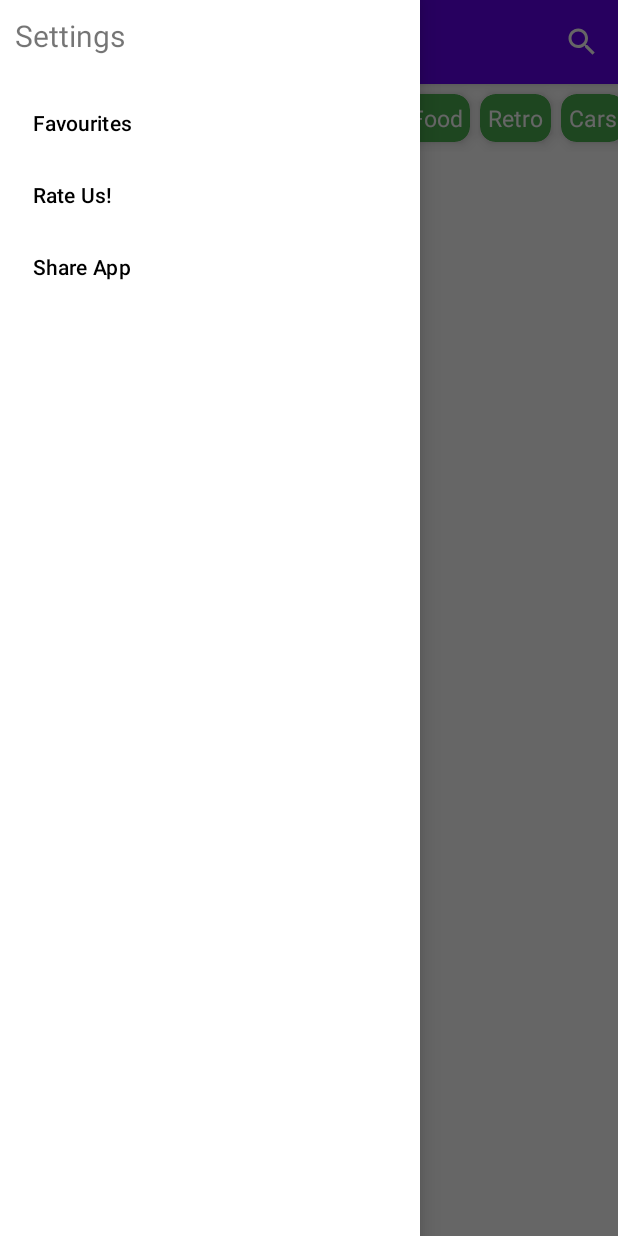
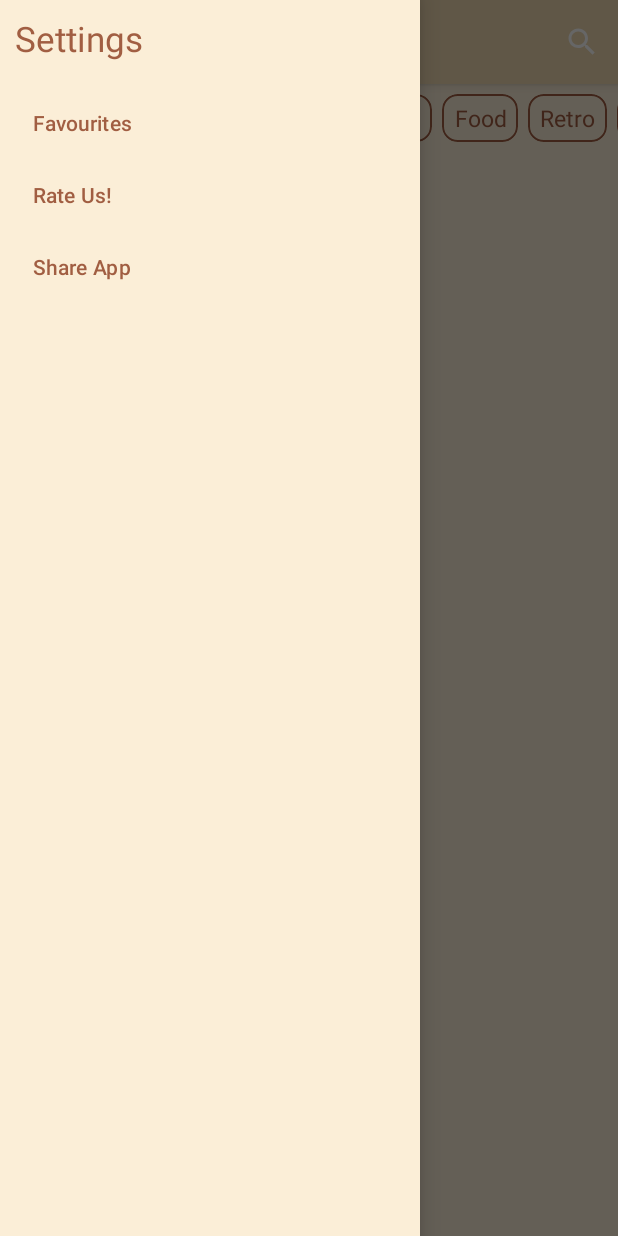
Before and after one commit to gunishjain/WallpaperApp, an Android app: the screen it shows after launch (MainActivity), with the side drawer open, on a phone screen of 412 x 824 dp. Run offline under Robolectric (Android 15) with nearby library versions, the phone set to English and light mode, and no system bars; our stand-ins replace Dagger/Hilt's generated code, Room's generated code, paging, sdp/ssp sizes; pictures from the network do not load; 1 statement that could not run was skipped.

Commit message:
changed theme and styling changes

```diff
--- a/app/build.gradle
+++ b/app/build.gradle
@@ -82,4 +82,7 @@ dependencies {
     implementation("com.google.dagger:hilt-android:2.44")
     kapt("com.google.dagger:hilt-android-compiler:2.44")
 
+
+    implementation "androidx.paging:paging-runtime:3.1.1"
+
 }
--- a/app/src/main/res/layout/activity_main.xml
+++ b/app/src/main/res/layout/activity_main.xml
@@ -36,6 +36,7 @@
             android:layout_width="match_parent"
             android:layout_height="0dp"
             android:orientation="vertical"
+            android:background="@color/secondary"
             app:layout_constraintBottom_toBottomOf="parent"
             app:layout_constraintEnd_toEndOf="parent"
             app:layout_constraintStart_toStartOf="parent"
@@ -62,9 +63,11 @@
         android:id="@+id/navView"
         app:headerLayout="@layout/nav_header"
         app:menu="@menu/nav_drawer_menu"
+        android:background="@color/secondary"
         android:layout_width="wrap_content"
         android:layout_height="match_parent"
         android:layout_gravity="start"
+        app:itemTextColor="@color/font"
         android:fitsSystemWindows="true">
 
     </com.google.android.material.navigation.NavigationView>
--- a/app/src/main/res/layout/filter_card.xml
+++ b/app/src/main/res/layout/filter_card.xml
@@ -1,29 +1,26 @@
 <?xml version="1.0" encoding="utf-8"?>
-<androidx.cardview.widget.CardView xmlns:android="http://schemas.android.com/apk/res/android"
+<com.google.android.material.card.MaterialCardView xmlns:android="http://schemas.android.com/apk/res/android"
     xmlns:app="http://schemas.android.com/apk/res-auto"
-    android:elevation="2dp"
-    app:cardBackgroundColor="#4CAF50"
+    app:cardBackgroundColor="@android:color/transparent"
+    android:backgroundTint="@android:color/transparent"
     android:layout_width="wrap_content"
     android:layout_height="match_parent"
     app:cardCornerRadius="@dimen/_8sdp"
-    app:cardElevation="5dp"
+    app:strokeColor="@color/font"
+    app:strokeWidth="@dimen/_1sdp"
     android:layout_marginTop="@dimen/_5sdp"
     android:layout_marginBottom="@dimen/_5sdp"
-    android:layout_marginLeft="@dimen/_5sdp">
+    android:layout_marginStart="@dimen/_5sdp"
+    app:cardElevation="0dp">
 
-    <RelativeLayout
-        android:layout_width="match_parent"
-        android:layout_height="match_parent"
-        >
         <TextView
             android:id="@+id/tv_category"
             android:layout_width="match_parent"
-            android:layout_height="wrap_content"
-            android:gravity="center"
-            android:padding="@dimen/_4sdp"
+            android:layout_height="match_parent"
+            android:paddingHorizontal="@dimen/_6sdp"
+            android:gravity="center_vertical|center_horizontal"
             android:text="Abstract"
             android:textSize="@dimen/_12ssp"
-            android:textColor="@color/white"/>
+            android:textColor="@color/font"/>
 
-    </RelativeLayout>
-</androidx.cardview.widget.CardView>
+</com.google.android.material.card.MaterialCardView>
--- a/app/src/main/res/layout/nav_header.xml
+++ b/app/src/main/res/layout/nav_header.xml
@@ -9,7 +9,8 @@
         android:layout_height="match_parent"
         android:text="Settings"
         android:layout_margin="10dp"
-        android:textSize="20dp"
+        android:textSize="@dimen/_18ssp"
+        android:textColor="@color/font"
         app:layout_constraintBottom_toBottomOf="parent"
         app:layout_constraintEnd_toEndOf="parent"
         app:layout_constraintHorizontal_bias="0.5"
--- a/app/src/main/res/layout/wp_small.xml
+++ b/app/src/main/res/layout/wp_small.xml
@@ -2,15 +2,28 @@
 <LinearLayout xmlns:android="http://schemas.android.com/apk/res/android"
     android:layout_width="match_parent"
     android:layout_height="wrap_content"
+    xmlns:app="http://schemas.android.com/apk/res-auto"
     android:orientation="vertical">
 
-    <ImageView
-        android:id="@+id/img_wallpaper"
+
+    <androidx.cardview.widget.CardView
+        app:cardCornerRadius="@dimen/_5sdp"
+        app:cardMaxElevation="@dimen/_20sdp"
         android:layout_width="wrap_content"
         android:layout_height="wrap_content"
-        android:scaleType="centerCrop"
-        android:adjustViewBounds="true"
-        android:layout_marginHorizontal="2dp"
-        android:layout_marginVertical="2dp"/>
+        android:layout_margin="@dimen/_2sdp"
+        >
+
+        <ImageView
+            android:id="@+id/img_wallpaper"
+            android:layout_width="match_parent"
+            android:layout_height="match_parent"
+            android:scaleType="centerCrop"
+            android:adjustViewBounds="true"
+            />
+
+    </androidx.cardview.widget.CardView>
+
+
 
 </LinearLayout>
--- a/app/src/main/res/values/colors.xml
+++ b/app/src/main/res/values/colors.xml
@@ -8,4 +8,14 @@
     <color name="black">#FF000000</color>
     <color name="white">#FFFFFFFF</color>
     <color name="red">#ff0000</color>
+
+    <color name="primary">#f1dab1</color>
+    <color name="primary_var">#eeb77f</color>
+    <color name="onPrimary">#d99477</color>
+    <color name="secondary">#fbeed7</color>
+    <color name="secondary_var">#d99477</color>
+    <color name="onSecondary">#eeb77f</color>
+    <color name="font">#a15e42</color>
+
+
 </resources>
--- a/app/src/main/res/values/themes.xml
+++ b/app/src/main/res/values/themes.xml
@@ -2,13 +2,13 @@
     <!-- Base application theme. -->
     <style name="Theme.WallpaperApp" parent="Theme.MaterialComponents.DayNight.NoActionBar">
         <!-- Primary brand color. -->
-        <item name="colorPrimary">@color/purple_500</item>
-        <item name="colorPrimaryVariant">@color/purple_700</item>
-        <item name="colorOnPrimary">@color/white</item>
+        <item name="colorPrimary">#f1dab1</item>
+        <item name="colorPrimaryVariant">#eeb77f</item>
+        <item name="colorOnPrimary">#d99477</item>
         <!-- Secondary brand color. -->
-        <item name="colorSecondary">@color/teal_200</item>
-        <item name="colorSecondaryVariant">@color/teal_700</item>
-        <item name="colorOnSecondary">@color/black</item>
+        <item name="colorSecondary">#fbeed7</item>
+        <item name="colorSecondaryVariant">#d99477</item>
+        <item name="colorOnSecondary">#eeb77f</item>
         <!-- Status bar color. -->
         <item name="android:statusBarColor">?attr/colorPrimaryVariant</item>
         <!-- Customize your theme here. -->
```
